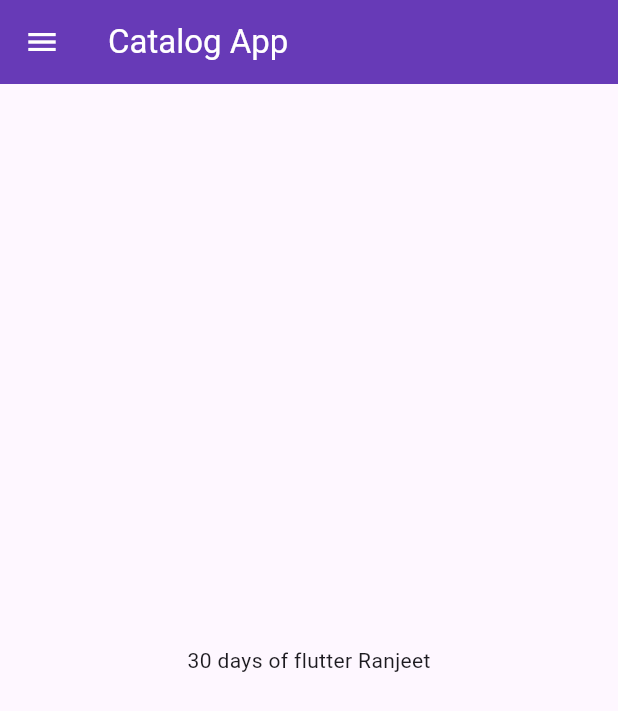
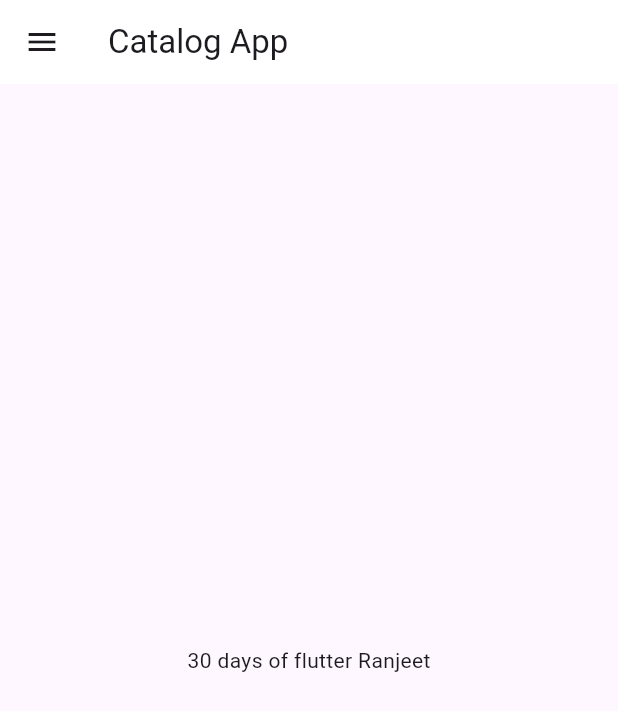
Before and after one commit to vbranjeet777/30DaysOfFlutter, a Flutter app: the screen it shows after launch, on a phone screen of 412 x 824 dp. Shown: the top 711 px of the screen. Run offline on Flutter 3.47's test engine with Material 3 defaults, Android fonts, the phone set to English and light mode, and no system bars.

Commit message:
day8 commmited

```diff
--- a/lib/main.dart
+++ b/lib/main.dart
@@ -15,7 +15,11 @@ class MyApp extends StatelessWidget {
     return MaterialApp(
         debugShowCheckedModeBanner: false,
         themeMode: ThemeMode.light,
-        theme: ThemeData(primarySwatch: Colors.deepPurple),
+        theme: ThemeData(
+            primarySwatch: Colors.deepPurple,
+            appBarTheme: AppBarTheme(color: Colors.white, elevation: 0.0),
+            iconTheme: IconThemeData(color: Colors.black),
+            textTheme: Theme.of(context).textTheme),
         initialRoute: MyRoutes.homeRoutes,
         routes: {
           "/": (context) => LoginPage(),
--- a/lib/pages/home_page.dart
+++ b/lib/pages/home_page.dart
@@ -11,9 +11,9 @@ class HomePage extends StatelessWidget {
 
     return Scaffold(
       appBar: AppBar(
-        backgroundColor: Colors.deepPurple,
-        iconTheme: IconThemeData(color: Colors.white),
-        title: Text("Catalog App", style: TextStyle(color: Colors.white)),
+        title: Text(
+          "Catalog App",
+        ),
       ),
       body: Center(
         child: Container(
```
